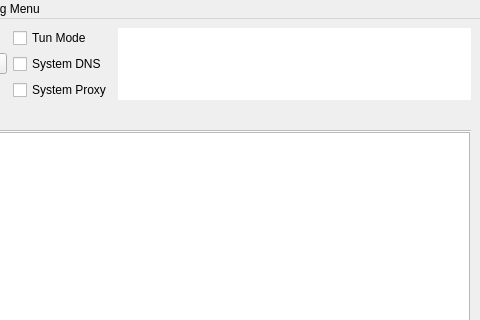
The window that include/ui/mainwindow.ui (mipselqq/waterdisco) describes before a commit, drawn with Qt 5; both pictures show x 320 to 800 and y 0 to 320 of the 800 by 600 pixel window.
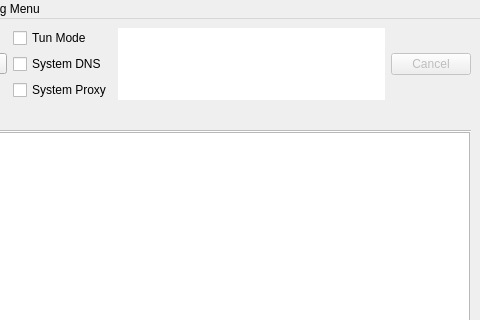
The same window after the commit. Icons and pictures are not drawn. Custom widgets are drawn as their Qt base class.

The edit to the form file:
```diff
--- a/include/ui/mainwindow.ui
+++ b/include/ui/mainwindow.ui
@@ -204,6 +204,19 @@
         </property>
        </widget>
       </item>
+      <item>
+       <widget class="QPushButton" name="pushButton_cancel_speedtest">
+        <property name="text">
+         <string>Cancel</string>
+        </property>
+        <property name="visible">
+         <bool>false</bool>
+        </property>
+        <property name="enabled">
+         <bool>false</bool>
+        </property>
+       </widget>
+      </item>
      </layout>
     </item>
     <item>
```
Left out of the diff: 4 changed lines with no effect on the pictures.
